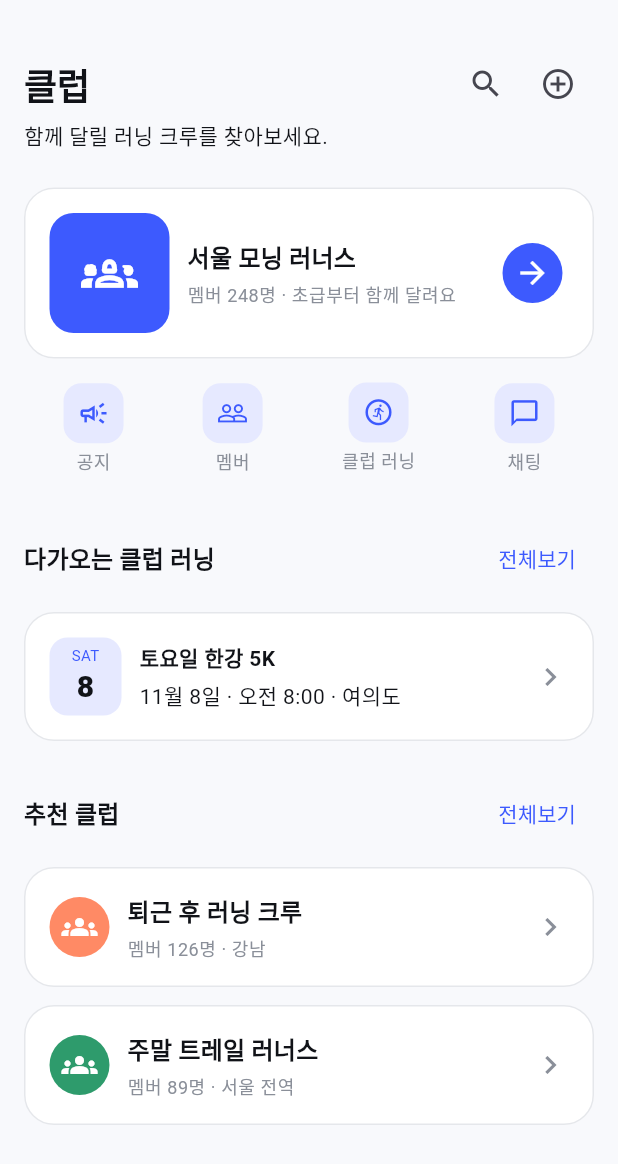
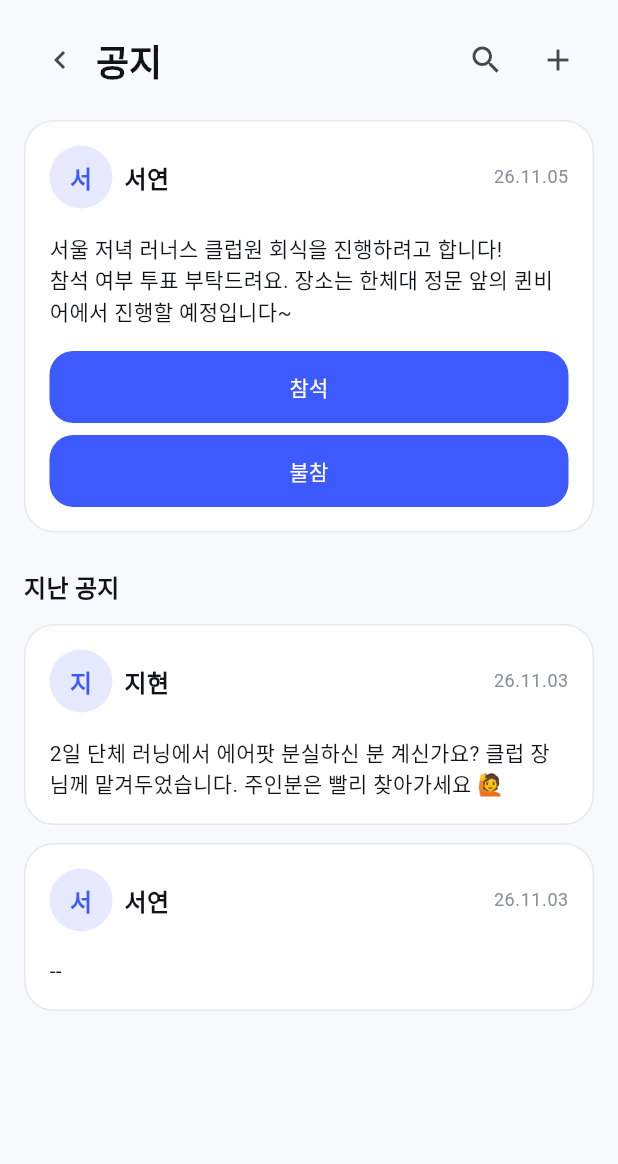
Before and after one commit to leezil/runline, a Flutter app: the ClubScreen widget shown alone on an empty page, opened directly, after a tap on "공지", on a phone screen of 412 x 824 dp. Shown: the top 1164 px of the screen. Run offline on Flutter 3.47's test engine with Material 3 defaults, Android fonts, the phone set to English and light mode, and no system bars.

Commit message:
클럽 - 공지/멤버/클럽 러닝/채팅 화면 구현, 루트 그리기 - 드로잉 캔버스 수정

```diff
--- /dev/null
+++ b/runline/lib/features/club/club_detail_screens.dart
@@ -0,0 +1,71 @@
+import 'package:flutter/material.dart';
+
+import '../../app/app_colors.dart';
+import '../../app/app_spacing.dart';
+import '../../shared/widgets/app_button.dart';
+import '../../shared/widgets/app_card.dart';
+
+class ClubNoticesScreen extends StatelessWidget {
+  const ClubNoticesScreen({super.key});
+  @override
+  Widget build(BuildContext context) => _ClubScaffold(
+    title: '공지',
+    trailing: const [Icons.search, Icons.add],
+    child: ListView(padding: const EdgeInsets.all(AppSpacing.md), children: [
+      _NoticeCard(name: '서연', date: '26.11.05', message: '서울 저녁 러너스 클럽원 회식을 진행하려고 합니다!\n참석 여부 투표 부탁드려요. 장소는 한체대 정문 앞의 퀸비어에서 진행할 예정입니다~', poll: true),
+      const SizedBox(height: AppSpacing.lg), Text('지난 공지', style: Theme.of(context).textTheme.titleMedium), const SizedBox(height: AppSpacing.sm),
+      const _NoticeCard(name: '지현', date: '26.11.03', message: '2일 단체 러닝에서 에어팟 분실하신 분 계신가요? 클럽 장님께 맡겨두었습니다. 주인분은 빨리 찾아가세요 🙋'),
+      const SizedBox(height: AppSpacing.sm), const _NoticeCard(name: '서연', date: '26.11.03', message: '--'),
+    ]),
+  );
+}
+
+class ClubMembersScreen extends StatelessWidget {
+  const ClubMembersScreen({super.key});
+  @override
+  Widget build(BuildContext context) => _ClubScaffold(
+    title: '멤버', trailing: const [Icons.search, Icons.add],
+    child: ListView(padding: const EdgeInsets.all(AppSpacing.md), children: [
+      ...['서연', '민수', '지현', '이서연', '박민수', '김지현', '최성례', '김민준', '오승윤'].asMap().entries.map((entry) => _MemberRow(name: entry.value, host: entry.key == 0, muted: entry.key > 5)),
+    ]),
+  );
+}
+
+class ClubRunningScreen extends StatelessWidget {
+  const ClubRunningScreen({super.key});
+  @override
+  Widget build(BuildContext context) => _ClubScaffold(
+    title: '클럽 러닝', trailing: const [Icons.search, Icons.add],
+    child: ListView(padding: const EdgeInsets.all(AppSpacing.md), children: [
+      const _RunCard(title: '서울숲 저녁 러닝', status: '모집중'), const SizedBox(height: AppSpacing.sm),
+      const _RunCard(title: '뚝섬 한바퀴', status: '모집중'), const SizedBox(height: AppSpacing.lg),
+      Text('지난 클럽 러닝', style: Theme.of(context).textTheme.titleMedium), const SizedBox(height: AppSpacing.sm),
+      const _RunCard(title: '서울숲 저녁 러닝', status: '종료', finished: true),
+    ]),
+  );
+}
+
+class ClubChatScreen extends StatefulWidget { const ClubChatScreen({super.key}); @override State<ClubChatScreen> createState() => _ClubChatScreenState(); }
+class _ClubChatScreenState extends State<ClubChatScreen> {
+  final _controller = TextEditingController(); final _sent = <String>[];
+  @override void dispose() { _controller.dispose(); super.dispose(); }
+  void _send() { final text = _controller.text.trim(); if (text.isEmpty) return; setState(() { _sent.add(text); _controller.clear(); }); }
+  @override Widget build(BuildContext context) => Scaffold(body: SafeArea(child: Column(children: [
+    const Padding(padding: EdgeInsets.fromLTRB(AppSpacing.md, AppSpacing.md, AppSpacing.md, 0), child: _ClubHeader(title: '채팅')),
+    const Divider(), Expanded(child: ListView(padding: const EdgeInsets.all(AppSpacing.md), children: [
+      const _OtherMessage(name: '서연', text: '서울 러너스 클럽 채팅방 입니다.', time: '14:30'),
+      const _OtherMessage(name: '서연', text: '클럽원간의 매너를 지켜주세요. 부적절한 발언 시, 클럽 퇴장 조치하겠습니다. 다들 즐거운 러닝 라이프를 공유 해요~', time: '14:30'),
+      const _OtherMessage(name: '민준', text: '안녕하세요, 박민준입니다.', time: '14:35'), const _MyMessage(text: '안녕하세요!!', time: '14:37'),
+      const Divider(height: AppSpacing.xl), const _OtherMessage(name: '민준', text: '오늘 러닝뒤에 야식 먹으실 분ㅋㅋ', time: '17:23'), ..._sent.map((text) => _MyMessage(text: text, time: '방금')),
+    ])), Padding(padding: const EdgeInsets.all(AppSpacing.sm), child: Row(children: [Expanded(child: TextField(controller: _controller, onSubmitted: (_) => _send(), decoration: InputDecoration(hintText: '메시지를 입력하세요', contentPadding: const EdgeInsets.symmetric(horizontal: AppSpacing.md), border: OutlineInputBorder(borderRadius: BorderRadius.circular(24))))), IconButton(onPressed: _send, icon: const Icon(Icons.send_outlined), color: AppColors.primary, tooltip: '전송')]))
+  ])));
+}
+
+class _ClubScaffold extends StatelessWidget { const _ClubScaffold({required this.title, required this.child, this.trailing = const []}); final String title; final Widget child; final List<IconData> trailing; @override Widget build(BuildContext context) => Scaffold(body: SafeArea(child: Column(children: [Padding(padding: const EdgeInsets.fromLTRB(AppSpacing.md, AppSpacing.md, AppSpacing.md, 0), child: _ClubHeader(title: title, trailing: trailing)), Expanded(child: child)]))); }
+class _ClubHeader extends StatelessWidget { const _ClubHeader({required this.title, this.trailing = const []}); final String title; final List<IconData> trailing; @override Widget build(BuildContext context) => Row(children: [IconButton(onPressed: () => Navigator.of(context).pop(), icon: const Icon(Icons.chevron_left), tooltip: '뒤로'), Text(title, style: Theme.of(context).textTheme.headlineMedium), const Spacer(), ...trailing.map((icon) => IconButton(onPressed: () {}, icon: Icon(icon)))]); }
+class _Avatar extends StatelessWidget { const _Avatar({required this.name, this.muted = false}); final String name; final bool muted; @override Widget build(BuildContext context) => CircleAvatar(radius: 21, backgroundColor: muted ? const Color(0xFFD8D8D8) : const Color(0xFFE6E9FF), child: muted ? null : Text(name.substring(0, 1), style: const TextStyle(fontWeight: FontWeight.w700, color: AppColors.primary))); }
+class _NoticeCard extends StatelessWidget { const _NoticeCard({required this.name, required this.date, required this.message, this.poll = false}); final String name, date, message; final bool poll; @override Widget build(BuildContext context) => AppCard(child: Column(crossAxisAlignment: CrossAxisAlignment.start, children: [Row(children: [_Avatar(name: name), const SizedBox(width: AppSpacing.xs), Text(name, style: Theme.of(context).textTheme.titleMedium), const Spacer(), Text(date, style: Theme.of(context).textTheme.bodySmall)]), const SizedBox(height: AppSpacing.md), Text(message), if (poll) ...[const SizedBox(height: AppSpacing.md), AppButton(label: '참석', onPressed: () {}), const SizedBox(height: AppSpacing.xs), AppButton(label: '불참', onPressed: () {})]])); }
+class _MemberRow extends StatelessWidget { const _MemberRow({required this.name, required this.host, required this.muted}); final String name; final bool host, muted; @override Widget build(BuildContext context) => Padding(padding: const EdgeInsets.symmetric(vertical: AppSpacing.sm), child: Row(children: [_Avatar(name: name, muted: muted), const SizedBox(width: AppSpacing.md), Text(name, style: Theme.of(context).textTheme.titleMedium), if (host) const Padding(padding: EdgeInsets.only(left: 4), child: Icon(Icons.flag_outlined, size: 16, color: AppColors.primary))])); }
+class _RunCard extends StatelessWidget { const _RunCard({required this.title, required this.status, this.finished = false}); final String title, status; final bool finished; @override Widget build(BuildContext context) => AppCard(padding: EdgeInsets.zero, child: Column(crossAxisAlignment: CrossAxisAlignment.start, children: [Container(height: 112, decoration: BoxDecoration(color: finished ? const Color(0xFF9FA3AA) : const Color(0xFFAAC19A), borderRadius: const BorderRadius.vertical(top: Radius.circular(20))), child: Stack(children: [const Center(child: Icon(Icons.park_outlined, color: Colors.white, size: 48)), Positioned(right: AppSpacing.sm, top: AppSpacing.sm, child: Chip(label: Text(status), labelStyle: const TextStyle(color: Colors.white), backgroundColor: finished ? Colors.grey : AppColors.primary))])), Padding(padding: const EdgeInsets.all(AppSpacing.md), child: Column(crossAxisAlignment: CrossAxisAlignment.start, children: [Text(title, style: Theme.of(context).textTheme.titleMedium), const SizedBox(height: AppSpacing.xs), const Text('2026. 10. 01. (목) 19:00', style: TextStyle(color: AppColors.subText)), const SizedBox(height: 4), const Text('서울숲 공원 정문 · 12 / 20명', style: TextStyle(color: AppColors.subText)), const SizedBox(height: AppSpacing.sm), AppButton(label: '참여하기', onPressed: () {}, variant: AppButtonVariant.outlined)]))])); }
+class _OtherMessage extends StatelessWidget { const _OtherMessage({required this.name, required this.text, required this.time}); final String name, text, time; @override Widget build(BuildContext context) => Padding(padding: const EdgeInsets.only(bottom: AppSpacing.sm), child: Row(crossAxisAlignment: CrossAxisAlignment.start, children: [_Avatar(name: name), const SizedBox(width: AppSpacing.xs), Expanded(child: Column(crossAxisAlignment: CrossAxisAlignment.start, children: [Text(name, style: Theme.of(context).textTheme.titleMedium), const SizedBox(height: 4), Container(padding: const EdgeInsets.all(AppSpacing.sm), decoration: BoxDecoration(color: AppColors.primary, borderRadius: BorderRadius.circular(12)), child: Text(text, style: const TextStyle(color: Colors.white)))])), Text(time, style: Theme.of(context).textTheme.bodySmall)])); }
+class _MyMessage extends StatelessWidget { const _MyMessage({required this.text, required this.time}); final String text, time; @override Widget build(BuildContext context) => Padding(padding: const EdgeInsets.only(bottom: AppSpacing.md), child: Row(mainAxisAlignment: MainAxisAlignment.end, crossAxisAlignment: CrossAxisAlignment.end, children: [Text(time, style: Theme.of(context).textTheme.bodySmall), const SizedBox(width: 4), Container(padding: const EdgeInsets.all(AppSpacing.sm), decoration: BoxDecoration(color: const Color(0xFFE9ECF2), borderRadius: BorderRadius.circular(12)), child: Text(text))])); }
--- a/runline/lib/features/club/club_screen.dart
+++ b/runline/lib/features/club/club_screen.dart
@@ -2,6 +2,7 @@ import 'package:flutter/material.dart';
 
 import '../../app/app_colors.dart';
 import '../../app/app_spacing.dart';
+import 'club_detail_screens.dart';
 import '../../shared/widgets/app_button.dart';
 import '../../shared/widgets/app_card.dart';
 import '../../shared/widgets/icon_label_action.dart';
@@ -72,10 +73,10 @@ class ClubScreen extends StatelessWidget {
         Row(
           mainAxisAlignment: MainAxisAlignment.spaceAround,
           children: [
-            IconLabelAction(label: '공지', icon: Icons.campaign_outlined, onPressed: () {}),
-            IconLabelAction(label: '멤버', icon: Icons.people_outline, onPressed: () {}),
-            IconLabelAction(label: '클럽 러닝', icon: Icons.run_circle_outlined, onPressed: () {}),
-            IconLabelAction(label: '채팅', icon: Icons.chat_bubble_outline, onPressed: () {}),
+            IconLabelAction(label: '공지', icon: Icons.campaign_outlined, onPressed: () => Navigator.of(context).push(MaterialPageRoute(builder: (_) => const ClubNoticesScreen()))),
+            IconLabelAction(label: '멤버', icon: Icons.people_outline, onPressed: () => Navigator.of(context).push(MaterialPageRoute(builder: (_) => const ClubMembersScreen()))),
+            IconLabelAction(label: '클럽 러닝', icon: Icons.run_circle_outlined, onPressed: () => Navigator.of(context).push(MaterialPageRoute(builder: (_) => const ClubRunningScreen()))),
+            IconLabelAction(label: '채팅', icon: Icons.chat_bubble_outline, onPressed: () => Navigator.of(context).push(MaterialPageRoute(builder: (_) => const ClubChatScreen()))),
           ],
         ),
         const SizedBox(height: AppSpacing.lg),
```
Also changed, not shown: runline/lib/features/route_draw/route_draw_screen.dart (+83 -6 lines).
